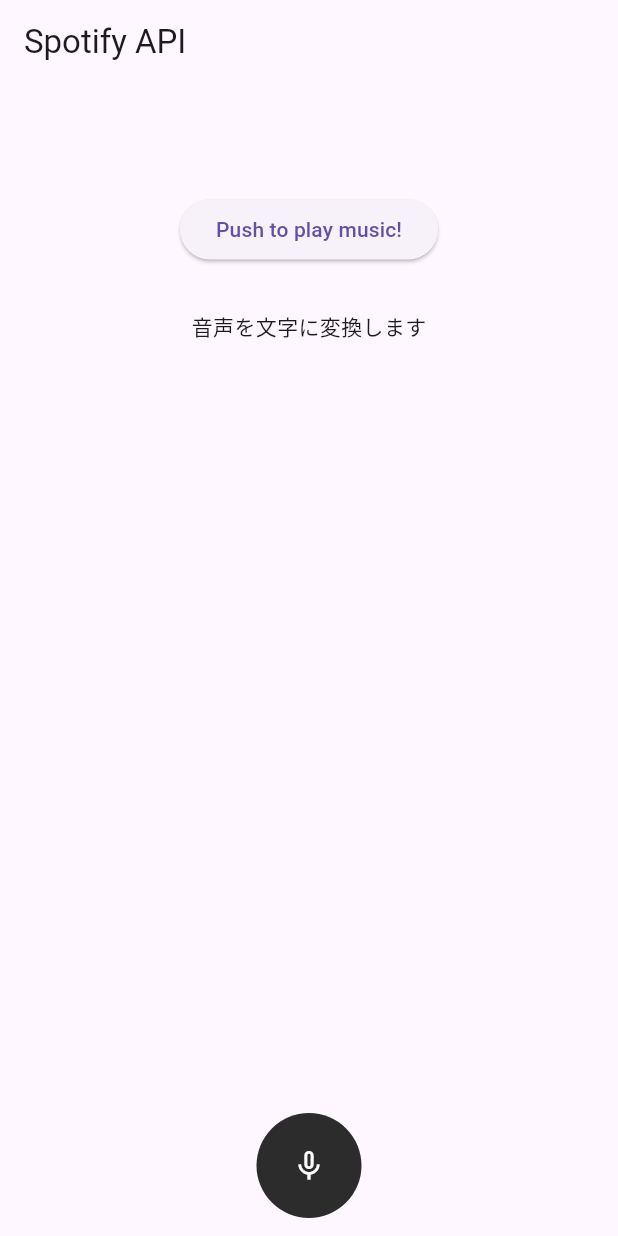
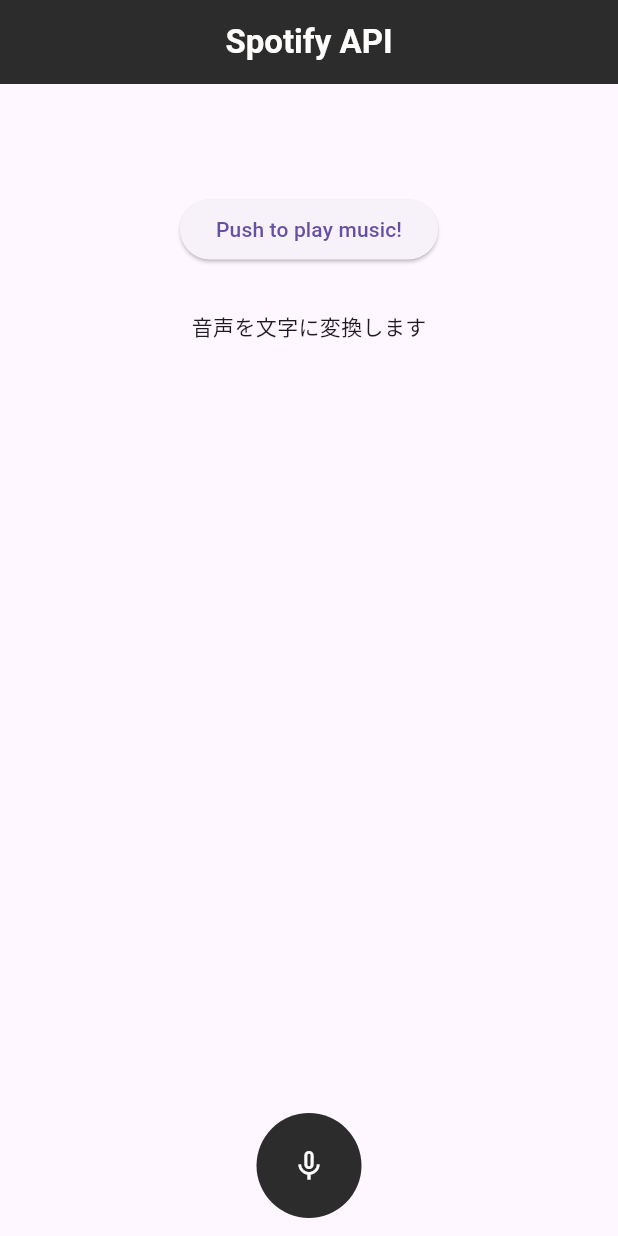
Before and after one commit to Ittalian/Spotify_Automation_for_Flutter, a Flutter app: the screen it shows after launch, on a phone screen of 412 x 824 dp. Run offline on Flutter 3.47's test engine with Material 3 defaults, Android fonts, the phone set to English and light mode, and no system bars; drawn by our look-alikes of avatar_glow; our stand-ins replace speech_to_text.

Commit message:
complete automation system

```diff
--- a/lib/main.dart
+++ b/lib/main.dart
@@ -6,6 +6,7 @@
 import 'package:speech_to_text/speech_to_text.dart'; // JSONへの変換用パッケージ
 
 const BG_COLOR = Color(0xff2C2C2C);
+const TEXT_COLOR = Color(0xffFEFDFC);
 
 void main() {
   runApp(const MyApp());
@@ -20,6 +21,7 @@
     return MaterialApp(
       title: 'spotify automation',
       home: MyHomePage(title: title),
+      debugShowCheckedModeBanner: false,
     );
   }
 }
@@ -36,7 +38,9 @@
   dynamic responseState;
   SpeechToText speechToText = SpeechToText();
   var text = "音声を文字に変換します";
+  var debugText = "";
   var isListening = false;
+  var index = 0;
 
   // アクセストークンの取得
   Future<void> playMusic(int index) async {
@@ -94,6 +98,11 @@
                       setState(() {
                         text = result.recognizedWords;
                       });
+                      if (result.recognizedWords.startsWith("こ")) {
+                        index = 3;
+                        playMusic(index);
+                        debugText = "認識";
+                      }
                     },
                     localeId: 'ja_JP', // 日本語の設定
                   );
@@ -119,24 +128,32 @@
         ),
       ),
       appBar: AppBar(
-        title: const Text('Spotify API'),
+        title: const Text(
+          'Spotify API',
+          style: TextStyle(fontWeight: FontWeight.w600, color: TEXT_COLOR),
+        ),
+        backgroundColor: BG_COLOR,
+        centerTitle: true,
       ),
       body: Center(
         child: Column(
           children: [
             Text(
-              responseState == null ? '' : "completed!",
+              responseState == null ? '' : "Completed!",
               style: const TextStyle(fontSize: 30),
             ),
-            const SizedBox(height: 30), // スペースを追加
+            const SizedBox(height: 30), // 縦の余白
             ElevatedButton(
               onPressed: () => playMusic(3),
               child: const Text('Push to play music!'),
             ),
-            const SizedBox(height: 30), // スペースを追加
-            Text(
-              text
-            )
+            const SizedBox(height: 30),
+
+            // デバッグ用
+            Text(text),
+            const SizedBox(height: 30),
+            Text(debugText)
+
           ],
         ),
       ),
```
